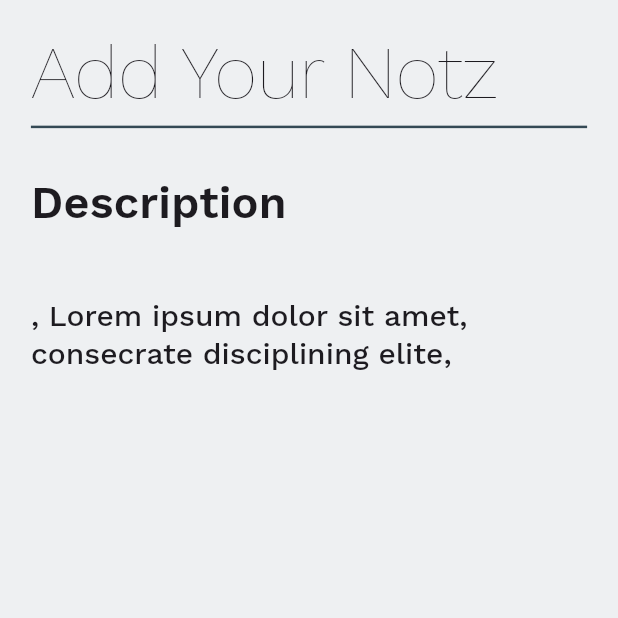
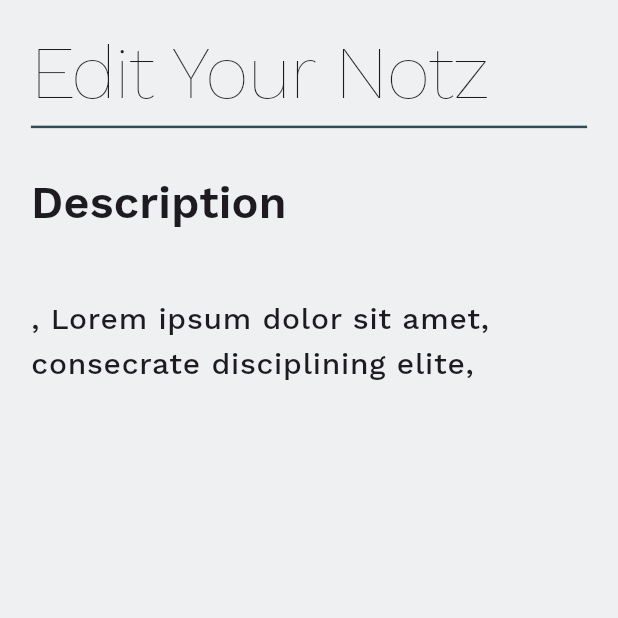
Before and after one commit to akarshbr/deeZNotz, a Flutter app: the screen it shows after launch, after a tap on an icon or button, on a phone screen of 412 x 824 dp, the top half of it. Run offline on Flutter 3.47's test engine with Material 3 defaults, Android fonts, the phone set to English and light mode, and no system bars; our stand-ins replace animated_text_kit, hive, hive_flutter, shared_preferences; accounts and stored records are empty.

Commit message:
ui changes

```diff
--- a/lib/app.dart
+++ b/lib/app.dart
@@ -34,9 +34,9 @@ ThemeData _buildDeezNotzLightTheme(){
 TextTheme _buildDeezNotzTextTheme(TextTheme base) {
   return base.copyWith(
     headlineSmall: base.headlineSmall!.copyWith(fontWeight: FontWeight.w500),
-    titleLarge: base.titleLarge!.copyWith(fontWeight: FontWeight.w500,fontSize: 20),
+    titleLarge: base.titleLarge!.copyWith(fontWeight: FontWeight.w600,fontSize: 20),
     bodySmall: base.bodySmall!.copyWith(fontWeight: FontWeight.w400,fontSize: 15),
-    bodyLarge: base.bodyLarge!.copyWith(fontWeight: FontWeight.w500,fontSize: 17),
+    bodyLarge: base.bodyLarge!.copyWith(fontWeight: FontWeight.w500,fontSize: 20),
     labelLarge: base.labelLarge!.copyWith(fontWeight: FontWeight.w600,fontSize: 30),
     displayLarge: base.displayLarge!.copyWith(fontWeight: FontWeight.w100,fontSize: 50,letterSpacing: .001)
   ).apply(fontFamily: "WorkSans");
--- a/lib/presentation/add_edit_note/view/add_note_screen.dart
+++ b/lib/presentation/add_edit_note/view/add_note_screen.dart
@@ -2,10 +2,11 @@ import 'package:deeznotz/core/constants/colors.dart';
 import 'package:flutter/material.dart';
 
 class AddEditNoteScreen extends StatefulWidget {
-  const AddEditNoteScreen({super.key, this.title, this.description});
+  const AddEditNoteScreen({super.key, this.title, this.description,required this.isEditing});
 
   final String? title;
   final String? description;
+  final bool isEditing;
 
   @override
   State<AddEditNoteScreen> createState() => _AddEditNoteScreenState();
@@ -31,7 +32,7 @@ class _AddEditNoteScreenState extends State<AddEditNoteScreen> {
             Padding(
               padding: EdgeInsets.only(left: size.width * .05, top: size.width * .05),
               child: Text(
-                "Add Your Notz",
+                widget.isEditing ? "Edit Your Notz" : "Add Your Notz",
                 style: textTheme.displayLarge,
               ),
             ),
@@ -56,11 +57,11 @@ class _AddEditNoteScreenState extends State<AddEditNoteScreen> {
             Expanded(
               child: TextFormField(
                 controller: descriptionController,
-                style: textTheme.titleLarge,
+                style: textTheme.bodyLarge,
                 maxLines: null,
                 decoration: InputDecoration(
                   hintText: "Description",
-                  hintStyle: textTheme.titleLarge,
+                  hintStyle: textTheme.bodyLarge,
                   isDense: false,
                   contentPadding: EdgeInsets.all(size.width * .05),
                   border: InputBorder.none,
--- a/lib/presentation/home/view/home_screen.dart
+++ b/lib/presentation/home/view/home_screen.dart
@@ -18,8 +18,6 @@ class _HomeScreenState extends State<HomeScreen> {
 
   @override
   Widget build(BuildContext context) {
-    final textTheme = Theme.of(context).textTheme;
-    final size = MediaQuery.of(context).size;
     return Scaffold(
       body: SafeArea(
         child: CustomScrollView(
@@ -33,8 +31,10 @@ class _HomeScreenState extends State<HomeScreen> {
                       context,
                       MaterialPageRoute(
                         builder: (context) => AddEditNoteScreen(
-                            title: DummyData.dummyData[index]["title"],
-                            description: DummyData.dummyData[index]["description"]),
+                          title: DummyData.dummyData[index]["title"],
+                          description: DummyData.dummyData[index]["description"],
+                          isEditing: true,
+                        ),
                       ),
                     );
                   },
@@ -60,7 +60,12 @@ class _HomeScreenState extends State<HomeScreen> {
           shape: const CircleBorder(),
           enableFeedback: true,
           onPressed: () {
-            Navigator.push(context, MaterialPageRoute(builder: (context) => const AddEditNoteScreen()));
+            Navigator.push(
+              context,
+              MaterialPageRoute(
+                builder: (context) => const AddEditNoteScreen(isEditing: false),
+              ),
+            );
           },
           backgroundColor: DeezNotzColors.orange300,
           child: const Icon(Icons.add, size: 30)),
--- a/lib/widgets/deez_bottom_appbar.dart
+++ b/lib/widgets/deez_bottom_appbar.dart
@@ -1,3 +1,4 @@
+import 'package:deeznotz/presentation/settings/view/settings_screen.dart';
 import 'package:deeznotz/widgets/waterfall_notched_rectangle.dart';
 import 'package:flutter/material.dart';
 
@@ -9,18 +10,20 @@ class DeezBottomAppBar extends StatelessWidget {
   @override
   Widget build(BuildContext context) {
     return BottomAppBar(
-      shape: WaterfallNotchedRectangle(),
+      shape: const WaterfallNotchedRectangle(),
       color: DeezNotzColors.blue700,
       child: Row(
         mainAxisAlignment: MainAxisAlignment.start,
         children: [
-          Text(
+          const Text(
             "deeZNotz",
             style: TextStyle(fontSize: 30, color: DeezNotzColors.white50),
           ),
-          Spacer(),
+          const Spacer(),
           IconButton(
-              onPressed: () {},
+              onPressed: () {
+                Navigator.push(context, MaterialPageRoute(builder: (context) => SettingsScreen()));
+              },
               icon: const Icon(
                 Icons.settings,
                 color: DeezNotzColors.white50,
```
